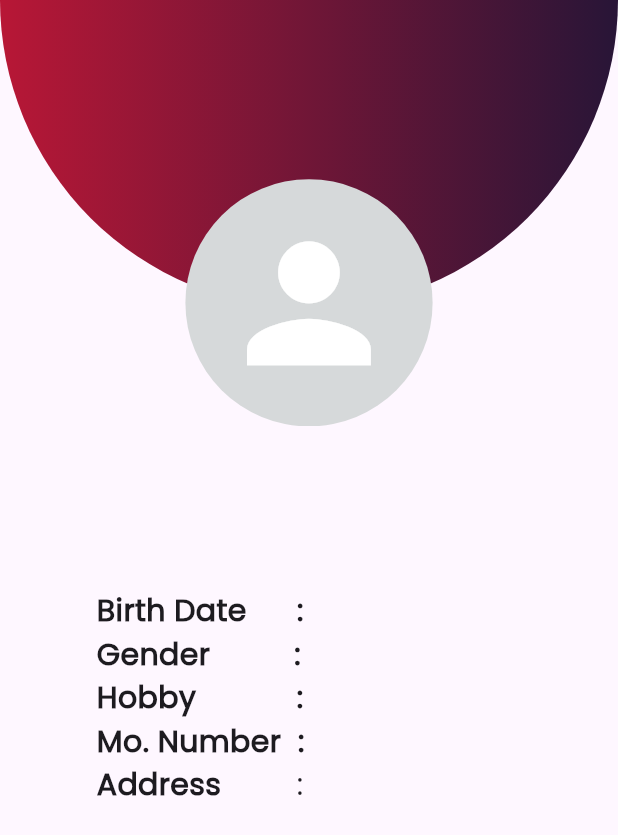
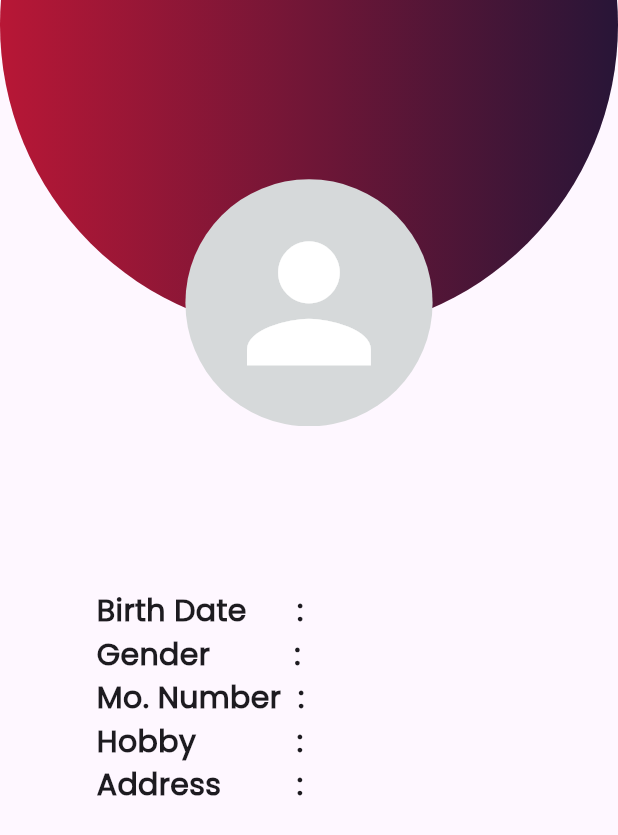
Before and after one commit to AnkitUmredkar/Resume_app_daily_task, a Flutter app: the IdCard screen opened by its route, on a phone screen of 412 x 824 dp. Shown: the top 835 px of the screen. Run offline on Flutter 3.47's test engine with Material 3 defaults, Android fonts, the phone set to English and light mode, and no system bars; our stand-ins replace image_picker.

Commit message:
Resume App Daily Task

```diff
--- a/lib/Daily_Task/Registration_Form/ID_Card.dart
+++ b/lib/Daily_Task/Registration_Form/ID_Card.dart
@@ -1,8 +1,4 @@
-import 'dart:io';
-import 'package:flutter/cupertino.dart';
 import 'package:flutter/material.dart';
-import 'package:flutter/widgets.dart';
-import 'package:image_picker/image_picker.dart';
 import 'package:resume_app_daily_task/Daily_Task/Registration_Form/Registration_Form.dart';
 import 'global.dart';
 
@@ -26,7 +22,7 @@ class _IdCardState extends State<IdCard> {
             Stack(
               children: [
                 Positioned(
-                  top: -330,
+                  top: height * -0.38,
                   child: Container(
                     height: height * 0.8,
                     width: width,
@@ -77,12 +73,13 @@ class _IdCardState extends State<IdCard> {
                     fontFamily: 'poppins')),
             SizedBox(height: height * 0.04),
             Expanded(
-              child: Container(
+              child: SizedBox(
                 width: width / 1.4,
                 child: Column(
                   children: [
                     Details(' Birth Date      :  ', dateController.text),
                     Details(' Gender          :  ', selectedGender),
+                    Details(' Mo. Number  : ', txtMoNumber.text),
                     Row(
                       mainAxisSize: MainAxisSize.min,
                       crossAxisAlignment: CrossAxisAlignment.start,
@@ -94,34 +91,32 @@ class _IdCardState extends State<IdCard> {
                               fontFamily: 'poppins',
                               fontSize: 20),
                         ),
-                        Wrap(
-                          children: [
-                            Text(
-                              hobby,
-                              style: const TextStyle(
-                                  fontFamily: 'poppins', fontSize: 20),
-                            ),
-                          ],
+                        SizedBox(
+                          width: width / 2.9,
+                          child: Text(
+                            hobbies,
+                            style: const TextStyle(
+                                fontFamily: 'poppins', fontSize: 20),
+                          ),
                         ),
                         const Spacer(),
                       ],
                     ),
-                    Details(' Mo. Number  : ', txtMoNumber.text),
                     Row(
                       mainAxisSize: MainAxisSize.min,
                       crossAxisAlignment: CrossAxisAlignment.start,
                       children: [
                         const Text(
-                          ' Address        ',
+                          ' Address         : ',
                           style: TextStyle(
                               fontWeight: FontWeight.bold,
                               fontFamily: 'poppins',
                               fontSize: 20),
                         ),
-                        Container(
-                          width: width / 2.7,
+                        SizedBox(
+                          width: width / 2.9,
                           child: Text(
-                            ' : ${txtAddress.text}',
+                            txtAddress.text,
                             style: const TextStyle(
                                 fontFamily: 'poppins', fontSize: 20),
                           ),
@@ -132,8 +127,7 @@ class _IdCardState extends State<IdCard> {
                   ],
                 ),
               ),
-            ),
-            // Details('Address : ',txtAddress.text),
+            ), // Details('Address : ',txtAddress.text),
           ],
         ),
       ),
@@ -155,7 +149,7 @@ Row Details(String label, var data) {
         data,
         style: const TextStyle(fontFamily: 'poppins', fontSize: 20),
       ),
-      Spacer(),
+      const Spacer(),
     ],
   );
 }
```
Also changed, not shown: lib/Daily_Task/Registration_Form/Registration_Form.dart (+30 -8 lines), lib/Daily_Task/Registration_Form/global.dart (+18 -4 lines).
